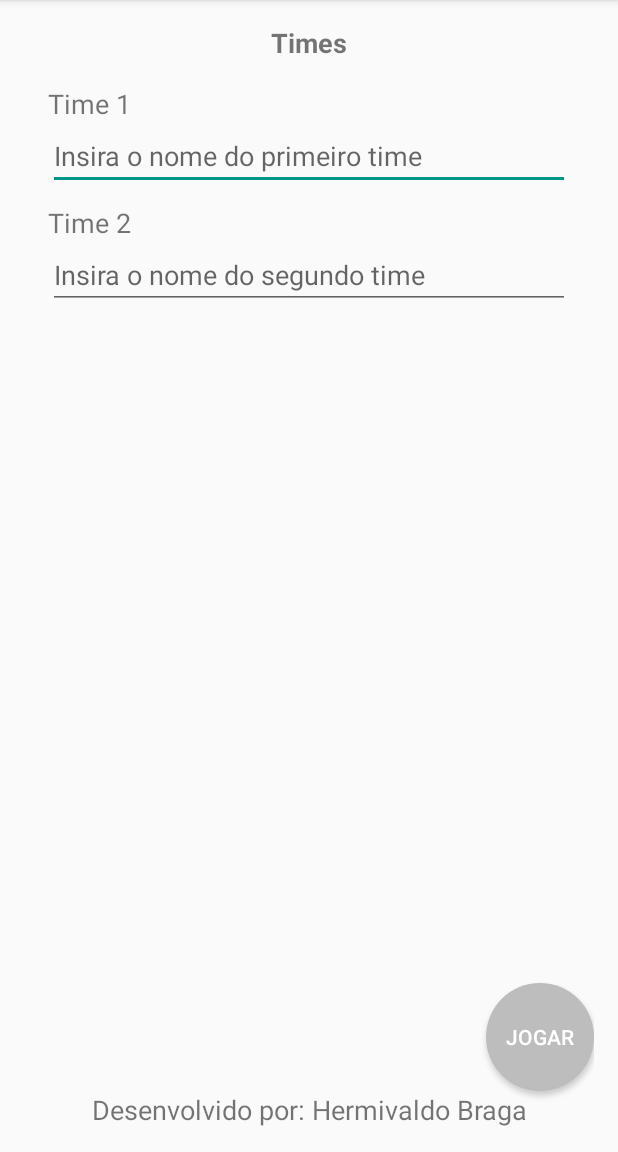
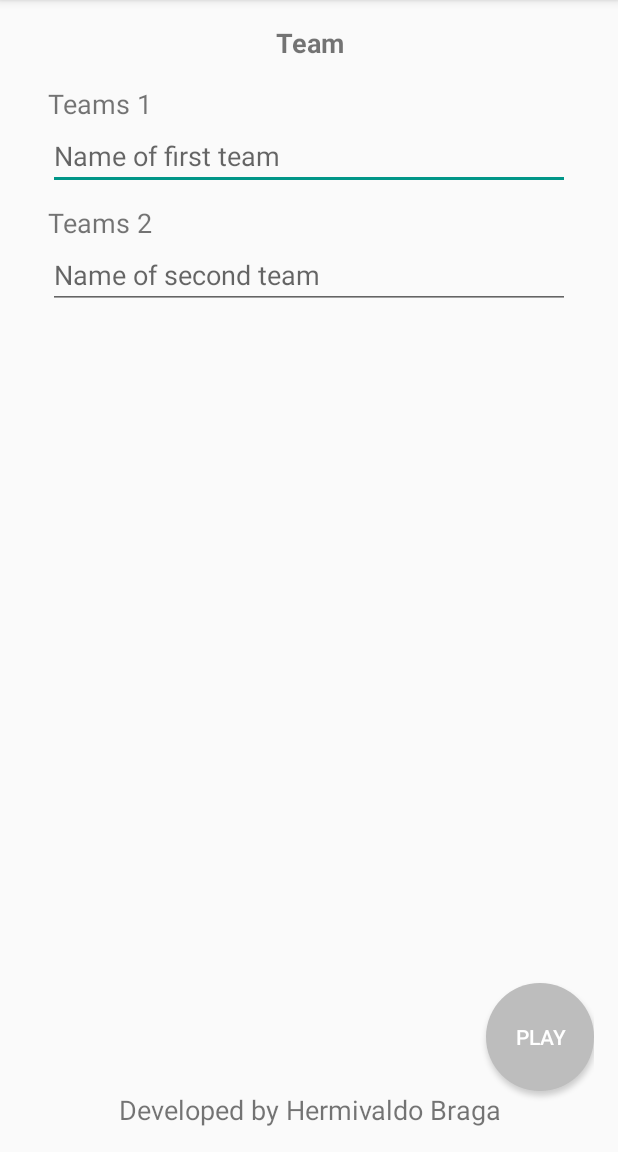
Before and after one commit to hermivaldo/PlacarApp, an Android app: the screen it shows after launch (MainActivity), on a phone screen of 412 x 824 dp, the part 84-1236 px from its top. Run offline under Robolectric (Android 15) with nearby library versions, the phone set to English and light mode, and no system bars.

Commit message:
Atualização de icone e internacionalização

```diff
--- a/app/src/main/res/values/strings.xml
+++ b/app/src/main/res/values/strings.xml
@@ -1,11 +1,11 @@
 <resources>
-    <string name="app_name">PlacarApp</string>
-    <string name="label_titulo">Times</string>
-    <string name="developer">Desenvolvido por: Hermivaldo Braga</string>
-    <string name="time_1">Time 1</string>
-    <string name="time_2">Time 2</string>
-    <string name="nm_time1">Insira o nome do primeiro time</string>
-    <string name="nm_time2">Insira o nome do segundo time</string>
-    <string name="tx_btn">Jogar</string>
+    <string name="app_name" translatable="false">PlacarApp</string>
+    <string name="label_titulo">Team</string>
+    <string name="developer">Developed by Hermivaldo Braga</string>
+    <string name="time_1">Teams 1</string>
+    <string name="time_2">Teams 2</string>
+    <string name="nm_time1">Name of first team</string>
+    <string name="nm_time2">Name of second team</string>
+    <string name="tx_btn">Play</string>
     <string name="title_activity_game">GameActivity</string>
 </resources>
```
Also changed, not shown: app/src/main/ic_launcher-web.png (added), app/src/main/res/mipmap-hdpi/ic_launcher.png, app/src/main/res/mipmap-mdpi/ic_launcher.png, app/src/main/res/mipmap-xhdpi/ic_launcher.png, app/src/main/res/mipmap-xxhdpi/ic_launcher.png, app/src/main/res/mipmap-xxxhdpi/ic_launcher.png, 1 other file.
